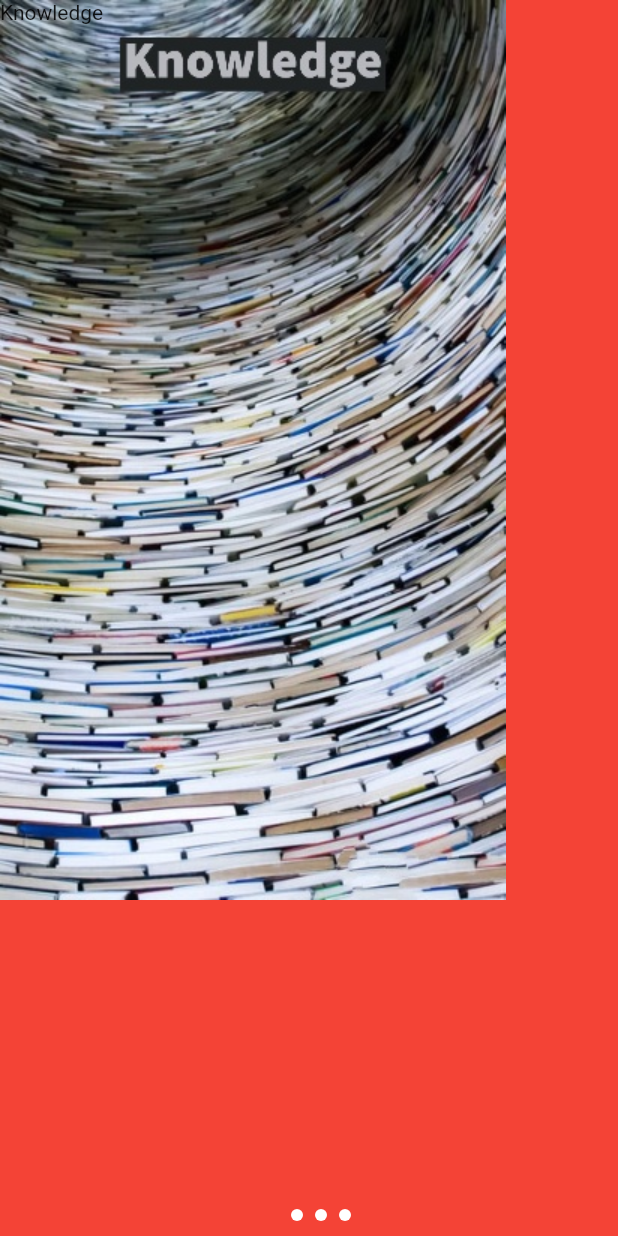
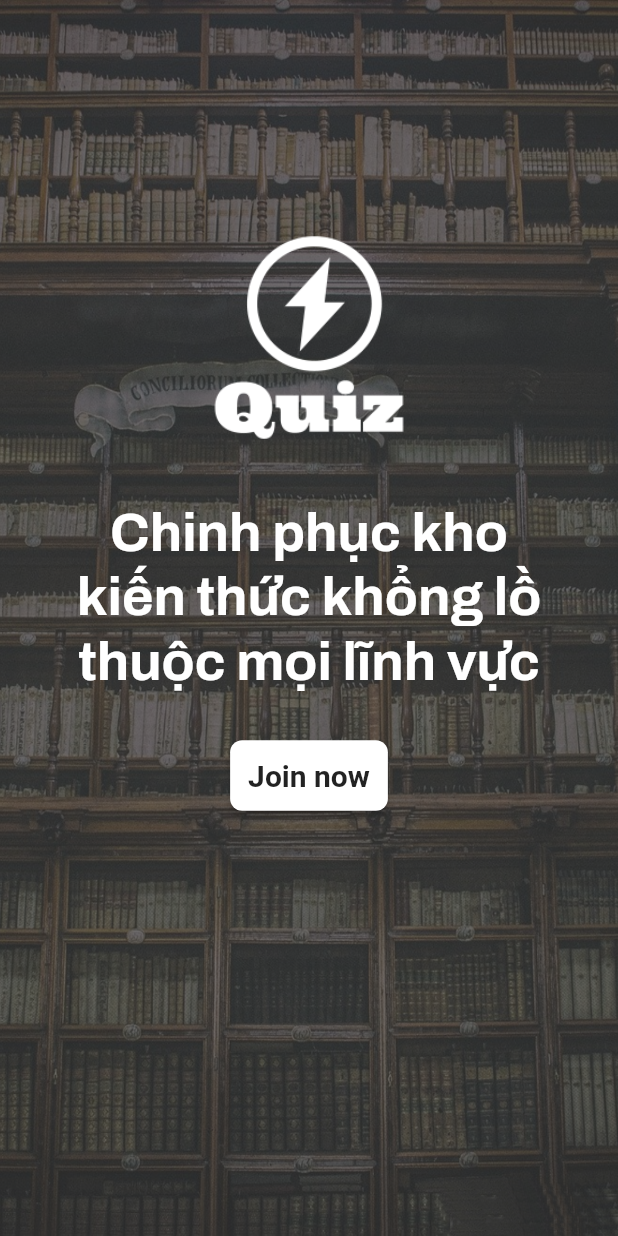
Before and after one commit to manhphan34/Quiz, a Flutter app: the screen it shows after launch, on a phone screen of 412 x 824 dp. Run offline on Flutter 3.47's test engine with Material 2 defaults, Android fonts, the phone set to English and light mode, and no system bars; drawn by our look-alikes of intro_slider; our stand-ins replace flutter_bloc, google_fonts.

Commit message:
crate intro screen

```diff
--- a/lib/src/screen/intro/intro.dart
+++ b/lib/src/screen/intro/intro.dart
@@ -1,12 +1,135 @@
+import 'dart:async';
+
 import 'package:flutter/cupertino.dart';
 import 'package:flutter/material.dart';
+import 'package:google_fonts/google_fonts.dart';
 import 'package:intro_slider/intro_slider.dart';
 import 'package:intro_slider/slide_object.dart';
+
+import 'intro_bloc.dart';
+
+final cubit = IntroCubit("");
 
 class Introduce extends StatelessWidget {
   @override
   Widget build(BuildContext context) {
-    return Scaffold(body: Intro());
+    return Scaffold(
+        body: Container(
+      width: double.infinity,
+      height: double.infinity,
+      alignment: Alignment.center,
+      child: Stack(
+        children: [
+          Intro(),
+          Column(
+            children: [
+              Container(
+                alignment: Alignment.topCenter,
+                width: double.infinity,
+                margin: EdgeInsets.only(top: 150),
+                height: 150,
+                child: Image.asset(
+                  "assets/images/logo.png",
+                  width: 150,
+                  height: 150,
+                ),
+              ),
+              Container(
+                  margin: EdgeInsets.only(left: 42, right: 42, top: 32,bottom: 32),
+                  child: TextIntro()),
+              Align(
+                alignment: Alignment.center,
+                child: RaisedButton(
+                  color: Colors.white,
+                  padding: EdgeInsets.all(12),
+                  onPressed: (){
+
+                  },
+                  child: Text(
+                    "Join now",
+                    textAlign: TextAlign.center,
+                    style: TextStyle(fontSize: 20, fontWeight: FontWeight.bold),
+                  ),
+                  shape: RoundedRectangleBorder(
+                    borderRadius: BorderRadius.circular(8)
+                  ),
+                ),
+              )
+            ],
+          )
+        ],
+      ),
+    ));
+  }
+}
+
+class TextIntro extends StatefulWidget {
+  @override
+  State<StatefulWidget> createState() {
+    return _TextIntroState();
+  }
+}
+
+class _TextIntroState extends State<TextIntro> with TickerProviderStateMixin {
+  AnimationController _controller;
+  String title = "Chinh phục kho kiến thức khổng lồ thuộc mọi lĩnh vực";
+
+  @override
+  void initState() {
+    // TODO: implement initState
+    super.initState();
+    _controller = AnimationController(
+      duration: const Duration(seconds: 2),
+      vsync: this,
+    )..repeat(reverse: false);
+  }
+
+  @override
+  Widget build(BuildContext context) {
+    cubit.listen((state) {
+      setState(() {
+        print(state);
+        title = state;
+      });
+    });
+    return Text(
+      title,
+      style: GoogleFonts.archivo(
+        textStyle: TextStyle(
+            color: Colors.white,
+            fontSize: 36,
+            fontWeight: FontWeight.bold,
+            height: 1.2),
+      ),
+      textAlign: TextAlign.center,
+    );
+//    return LayoutBuilder(
+//      builder: (context, contrains) {
+//        var biggest = contrains.biggest;
+//        return PositionedTransition(
+//          rect: RelativeRectTween(
+//            begin: RelativeRect.fromSize(
+//                Rect.fromLTWH(0, 0, 100, 100), biggest),
+//            end: RelativeRect.fromSize(
+//                Rect.fromLTWH(100, 100, 100, 100), biggest),
+//          ).animate(CurvedAnimation(
+//            parent: _controller,
+//            curve: Curves.elasticInOut,
+//          )),
+//          child: Text(
+//            title,
+//            style: GoogleFonts.archivo(
+//              textStyle: TextStyle(
+//                  color: Colors.white,
+//                  fontSize: 36,
+//                  fontWeight: FontWeight.bold,
+//                  height: 1.2),
+//            ),
+//            textAlign: TextAlign.center,
+//          ),
+//        );
+//      },
+//    );
   }
 }
 
@@ -18,69 +141,122 @@ class Intro extends StatefulWidget {
 }
 
 class _StateIntro extends State<Intro> {
-  List<Slide> slides = new List();
-  Function goToTab;
-
-  Function onTabChangeComplete;
+  List<Slide> _slides = new List();
+  Function _goToTab;
 
   void incrementTab() {
-    currentTab++;
+    _currentTab++;
   }
 
-  int currentTab = 0;
+  int _currentTab = 0;
+
+  Timer _timer;
 
   @override
   void initState() {
     super.initState();
-    slides.addAll([
-      Slide(pathImage: "assets/images/knowledge.jpg", title: "Knowledge",description: "Knowledge"),
-      Slide(pathImage: "assets/images/nature.jpg", title: "nature", description: "nature"),
-      Slide(pathImage: "assets/images/person.jpg", title: "person",description: ""),
-      Slide(pathImage: "assets/images/universe.jpg", title: "universe",description: "")
+    _slides.addAll([
+      Slide(
+          pathImage: "assets/images/knowledge.webp",
+          title: "Knowledge",
+          backgroundColor: Color(0xb3373737)),
+      Slide(
+          pathImage: "assets/images/wonder.webp",
+          title: "wonder",
+          backgroundColor: Color(0xb3725b53)),
+      Slide(
+          pathImage: "assets/images/nature.webp",
+          title: "nature",
+          backgroundColor: Color(0xb3725b53)),
+      Slide(
+          pathImage: "assets/images/universe.webp",
+          title: "universe",
+          backgroundColor: Color(0xb3373737))
     ]);
+    startTimer();
   }
 
   @override
   Widget build(BuildContext context) {
-    return IntroSlider(
-      slides: slides,
+    return GestureDetector(
+      child: IntroSlider(
+        slides: _slides,
+        isShowDotIndicator: false,
         listCustomTabs: renderSlide(),
         shouldHideStatusBar: true,
         isShowNextBtn: false,
-      isShowPrevBtn: false,
+        isShowDoneBtn: false,
         isShowSkipBtn: false,
-      onTabChangeCompleted: onTabChangeComplete,
         colorDot: Colors.white,
         colorActiveDot: Colors.red,
         refFuncGoToTab: (refFunc) {
-        this.goToTab = refFunc;
+          this._goToTab = refFunc;
         },
+      ),
     );
+  }
+
+  void startTimer() {
+    Timer.periodic(Duration(seconds: 3), (timer) {
+      if (_currentTab < 4) {
+        switch (_currentTab) {
+          case 1:
+            _goToTab(1);
+            cubit.statusTwo();
+            break;
+          case 2:
+            _goToTab(2);
+            cubit.statusThree();
+            break;
+          case 3:
+            _goToTab(3);
+            cubit.statusFour();
+            break;
+        }
+        _currentTab++;
+      } else {
+        cubit.close();
+        timer.cancel();
+      }
+    });
+  }
+
+  void cancelTimer() {
+    _timer.cancel();
   }
 
   List<Widget> renderSlide() {
     List<Widget> tabs = new List();
-    for (int i = 0; i < slides.length; i++) {
-      var currentSlides = slides[i];
+    for (int i = 0; i < _slides.length; i++) {
+      var currentSlides = _slides[i];
       tabs.add(
         Container(
-            color: Colors.red,
           width: double.infinity,
           height: double.infinity,
           child: Stack(
             children: [
-                ImageIntro(
+              Container(
+                width: double.infinity,
+                height: double.infinity,
+                child: ImageIntro(
                   pathImage: currentSlides.pathImage,
                 ),
-                Text(currentSlides.description)
+              ),
+              Container(
+                width: double.infinity,
+                height: double.infinity,
+                color: currentSlides.backgroundColor,
+              ),
             ],
-            )),
+          ),
+        ),
       );
     }
     return tabs;
   }
 }
 
+// ignore: must_be_immutable
 class ImageIntro extends StatefulWidget {
   String pathImage;
 
@@ -94,8 +270,6 @@ class ImageIntro extends StatefulWidget {
 
 class _StateImageIntro extends State<ImageIntro> {
   String pathImage;
-  double _scale = 1.0;
-  double _opacity = 1.0;
 
   _StateImageIntro({this.pathImage});
 
--- /dev/null
+++ b/lib/src/screen/intro/intro_bloc.dart
@@ -0,0 +1,9 @@
+import 'package:flutter_bloc/flutter_bloc.dart';
+
+class IntroCubit extends Cubit<String>{
+  IntroCubit(state) : super("");
+
+  void statusTwo() => emit("Khám phá các kỳ quan vĩ đại trên thế giới");
+  void statusThree() => emit("Tìm hiểu những điều thú vị của tự nhiên");
+  void statusFour() => emit("Giải mã những bí mật của vũ trụ huyền bí");
+}
--- a/pubspec.yaml
+++ b/pubspec.yaml
@@ -26,6 +26,8 @@ dependencies:
   flutter_bloc: ^6.0.1
   intro_slider: ^2.3.1
   animator: ^2.0.1
+  cubit: ^0.1.2
+  google_fonts: ^1.1.0
 
 
   # The following adds the Cupertino Icons font to your application.
```
Also changed, not shown: assets/images/knowledge.jpg (deleted), assets/images/knowledge.webp (added), assets/images/logo.png (added), assets/images/nature.jpg (deleted), assets/images/nature.png (deleted), assets/images/nature.webp (added), assets/images/person.jpg (deleted), assets/images/universe.jpg (deleted), assets/images/universe.webp (added), assets/images/wonder.webp (added), pubspec.lock. Lines whose indentation alone changed are shown as unchanged.
